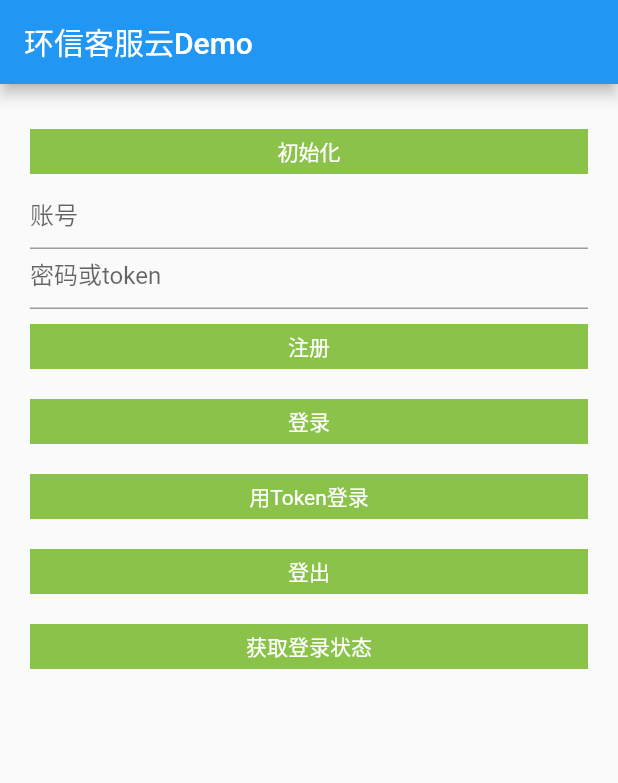
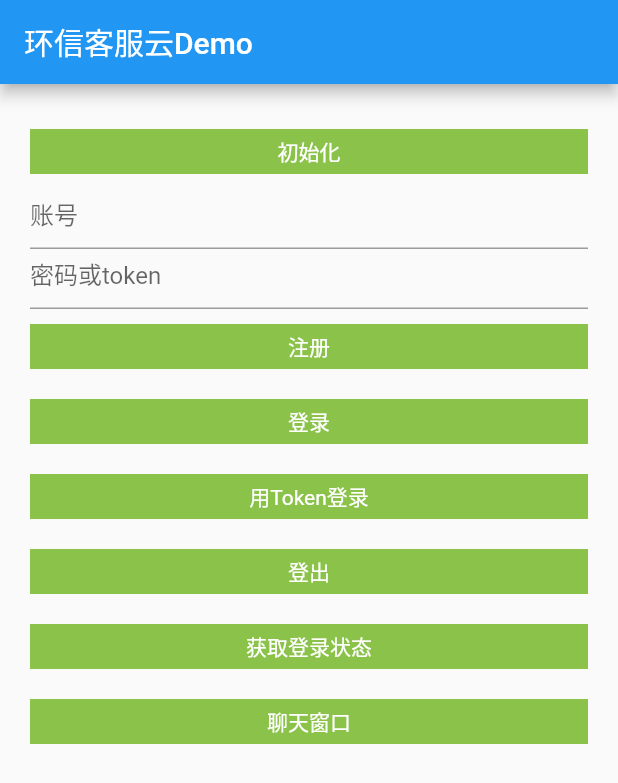
Before and after one commit to EchoPuda/ease_kefu_pup, a Flutter app: the screen it shows after launch, on a phone screen of 412 x 824 dp. Shown: the top 783 px of the screen. Run offline on Flutter 3.47's test engine with Material 2 defaults, Android fonts, the phone set to English and light mode, and no system bars; drawn by our look-alikes of oktoast.

Commit message:
first commit

```diff
--- a/example/lib/main.dart
+++ b/example/lib/main.dart
@@ -280,6 +280,25 @@ class TestHomeState extends State<TestHome> {
                     ),
                   ),
                 ),
+
+                GestureDetector(
+                  onTap: () {
+
+                  },
+                  child: Container(
+                    width: double.maxFinite,
+                    height: 30,
+                    margin: EdgeInsets.symmetric(vertical: 10),
+                    alignment: Alignment.center,
+                    color: Colors.lightGreen,
+                    child: Text(
+                      "聊天窗口",
+                      style: TextStyle(
+                          color: Colors.white
+                      ),
+                    ),
+                  ),
+                ),
               ],
             ),
           )
```
